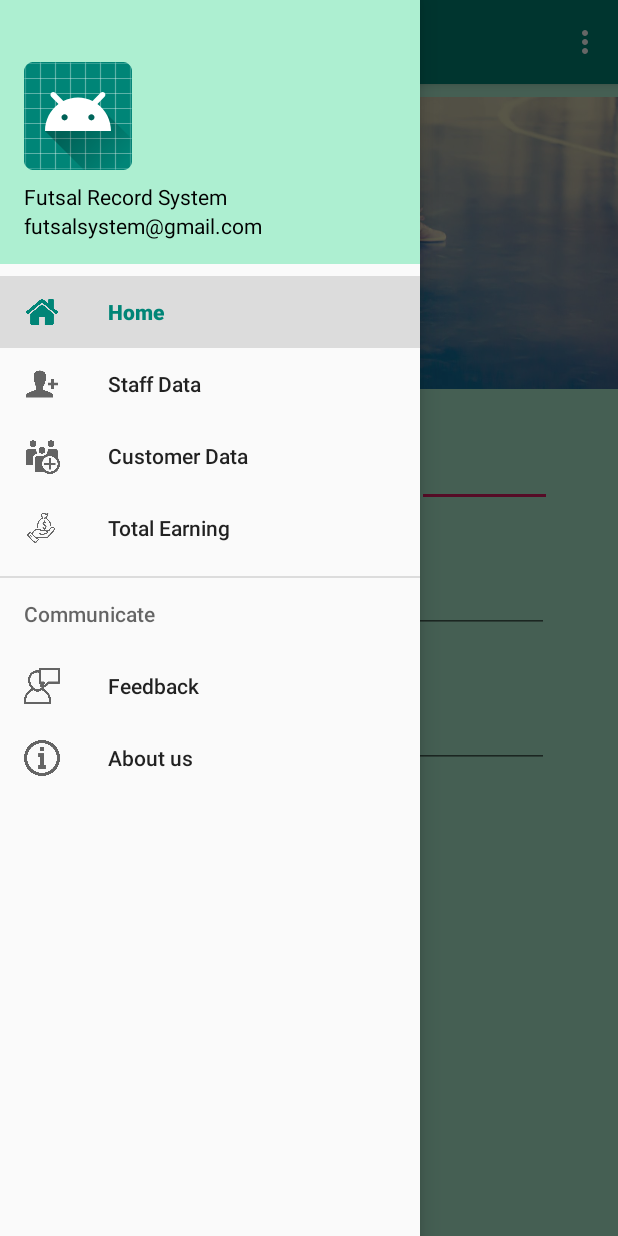
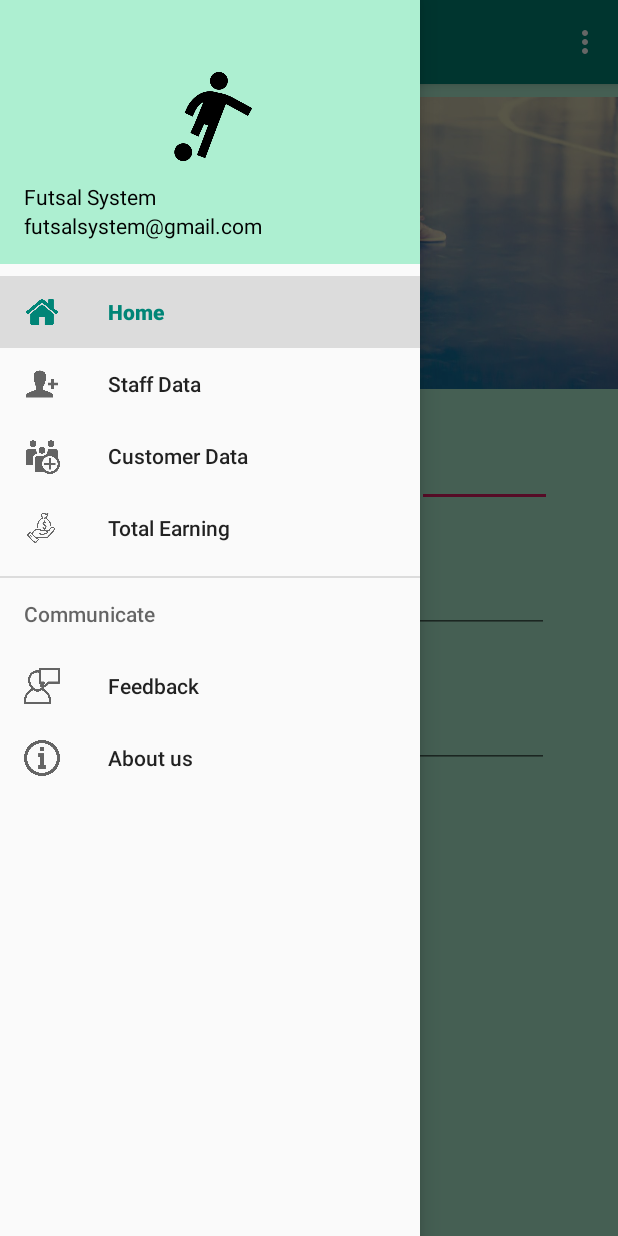
Before and after one commit to gShakya1997/futsalrecordsystem, an Android app: the AdminDashboard screen opened directly, with no data from a screen before it, with the side drawer open, on a phone screen of 412 x 824 dp. Run offline under Robolectric (Android 15) with nearby library versions, the phone set to English and light mode, and no system bars; our stand-ins replace navigation-ui.

Commit message:
Images added

```diff
--- a/app/src/main/res/layout/nav_header_admin_dashboard.xml
+++ b/app/src/main/res/layout/nav_header_admin_dashboard.xml
@@ -15,17 +15,17 @@
     <ImageView
         android:id="@+id/imageView"
         android:layout_width="wrap_content"
-        android:layout_height="wrap_content"
+        android:layout_height="79dp"
         android:contentDescription="@string/nav_header_desc"
         android:paddingTop="@dimen/nav_header_vertical_spacing"
-        app:srcCompat="@mipmap/ic_launcher_round" />
+        android:src="@drawable/footballicon" />
 
     <TextView
         android:layout_width="match_parent"
         android:layout_height="wrap_content"
         android:paddingTop="@dimen/nav_header_vertical_spacing"
         android:textColor="#000000"
-        android:text="Futsal Record System"
+        android:text="Futsal System"
         android:textAppearance="@style/TextAppearance.AppCompat.Body1" />
 
     <TextView
```
Also changed, not shown: app/src/main/res/drawable/footballicon.png (added).
